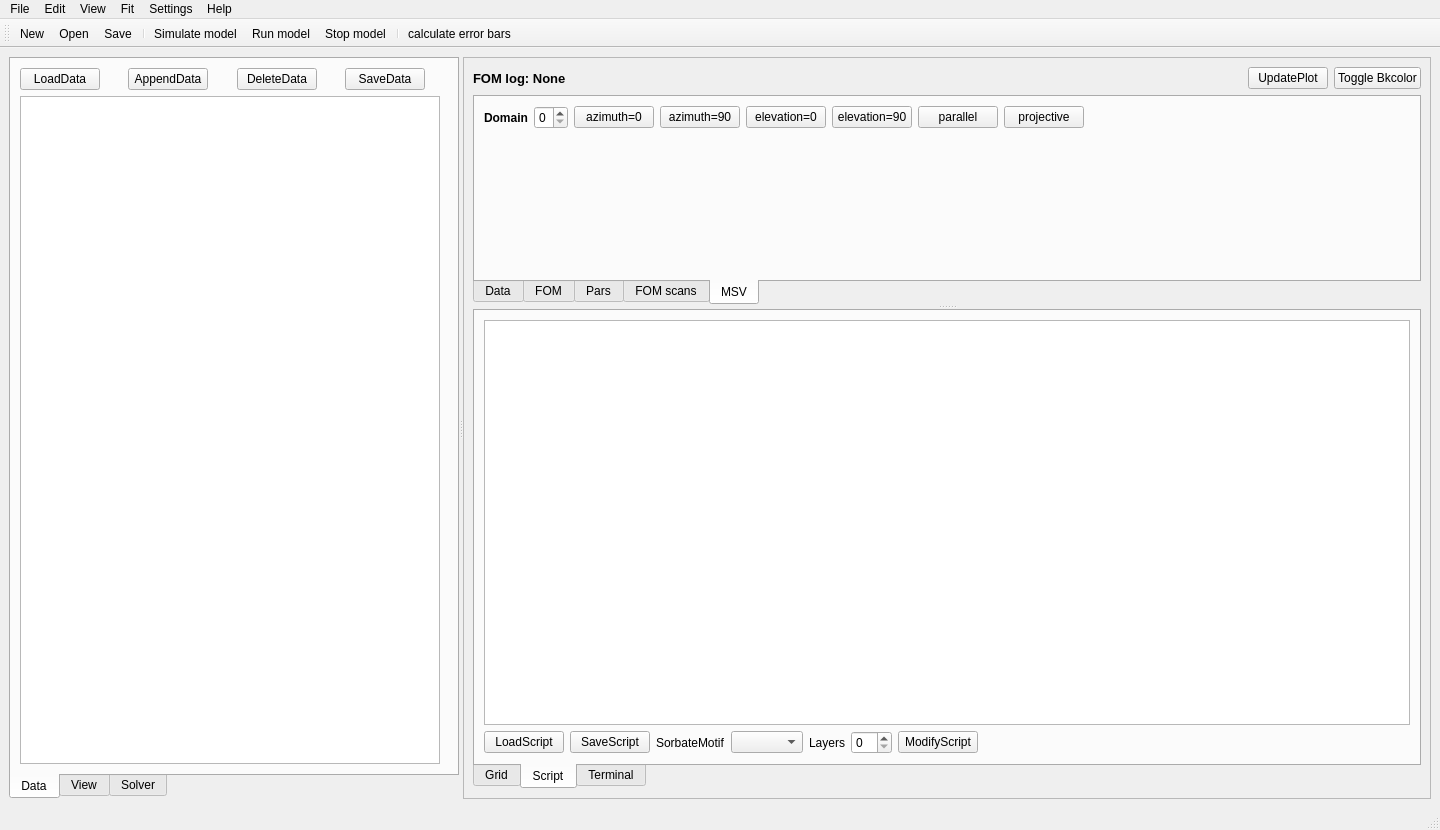
Qt form scripts/SuperRod/superrod2.ui (jackey-qiu/DaFy_P23) before a commit.
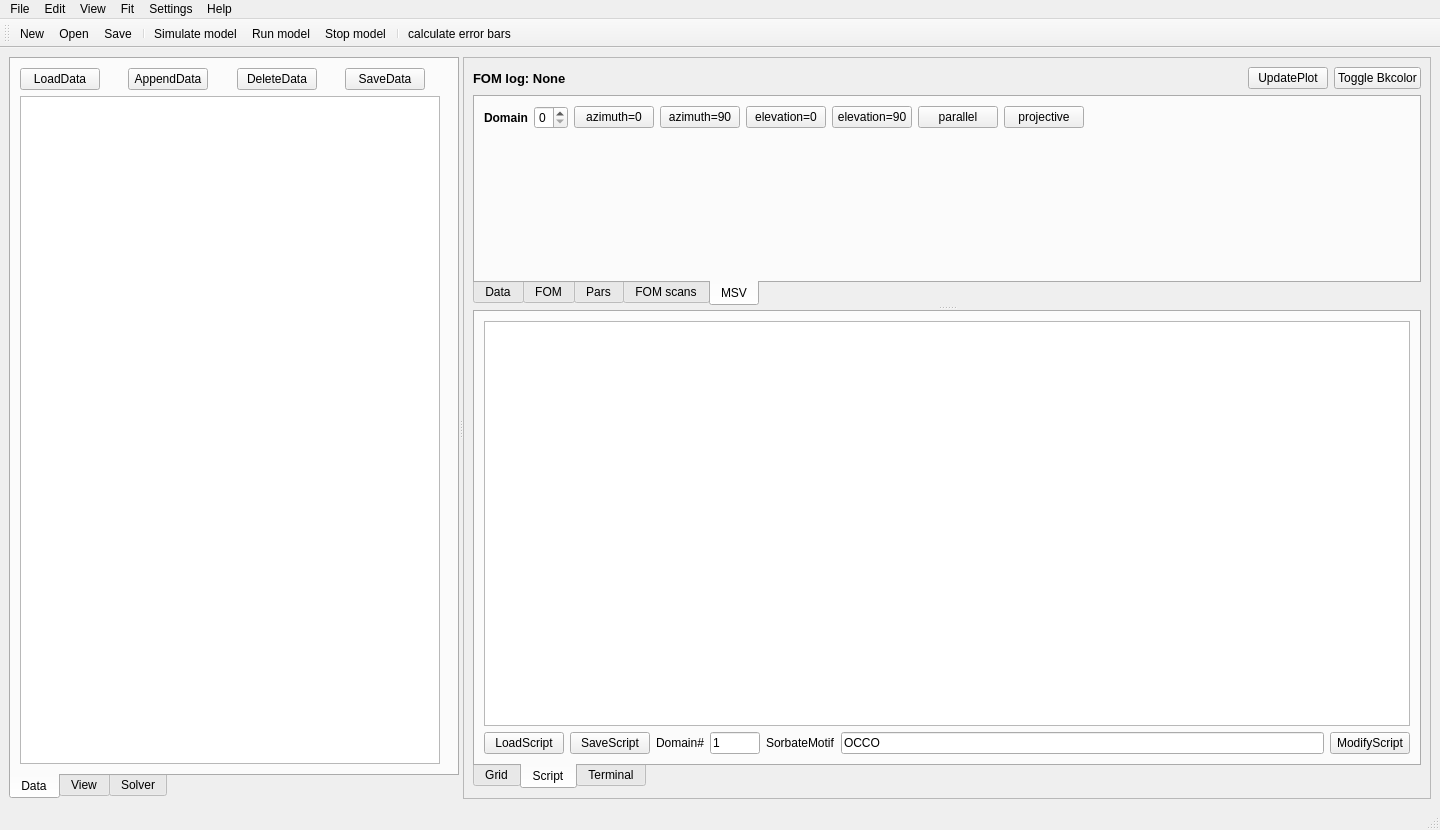
The same form after that commit. The open tabs and pages were chosen to show the change. Icons and pictures are not drawn. Custom widgets are drawn as their Qt base class.

Commit message: impliment adding sorbate based on predefined motif structure

```diff
--- a/scripts/SuperRod/superrod2.ui
+++ b/scripts/SuperRod/superrod2.ui
@@ -565,6 +565,26 @@
                  </property>
                 </widget>
                </item>
+               <item>
+                <widget class="QLabel" name="label_6">
+                 <property name="text">
+                  <string>Domain#</string>
+                 </property>
+                </widget>
+               </item>
+               <item>
+                <widget class="QLineEdit" name="lineEdit_domain_number">
+                 <property name="maximumSize">
+                  <size>
+                   <width>50</width>
+                   <height>16777215</height>
+                  </size>
+                 </property>
+                 <property name="text">
+                  <string>1</string>
+                 </property>
+                </widget>
+               </item>
                <item>
                 <widget class="QLabel" name="label_4">
                  <property name="text">
@@ -573,38 +593,25 @@
                 </widget>
                </item>
                <item>
-                <widget class="QComboBox" name="comboBox"/>
-               </item>
-               <item>
-                <widget class="QLabel" name="label_5">
+                <widget class="QLineEdit" name="lineEdit_sorbate_motif">
+                 <property name="minimumSize">
+                  <size>
+                   <width>250</width>
+                   <height>0</height>
+                  </size>
+                 </property>
                  <property name="text">
-                  <string>Layers</string>
+                  <string>OCCO</string>
                  </property>
                 </widget>
                </item>
                <item>
-                <widget class="QSpinBox" name="spinBox"/>
-               </item>
-               <item>
-                <widget class="QPushButton" name="pushButton_2">
+                <widget class="QPushButton" name="pushButton_modify_script">
                  <property name="text">
                   <string>ModifyScript</string>
                  </property>
                 </widget>
                </item>
-               <item>
-                <spacer name="horizontalSpacer_3">
-                 <property name="orientation">
-                  <enum>Qt::Horizontal</enum>
-                 </property>
-                 <property name="sizeHint" stdset="0">
-                  <size>
-                   <width>40</width>
-                   <height>20</height>
-                  </size>
-                 </property>
-                </spacer>
-               </item>
               </layout>
              </item>
             </layout>
```
Left out of the diff: 2 changed lines with no effect on the pictures. The commit also changes 4 other files.
